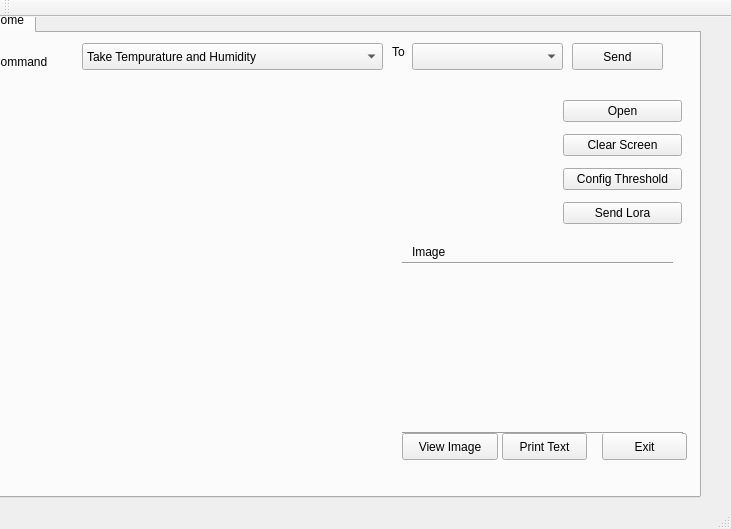
First picture: the form in Pi-OBUSoftware/Terminal1/mainwindow.ui, repository tuank60/gatewaytest, before the edit.
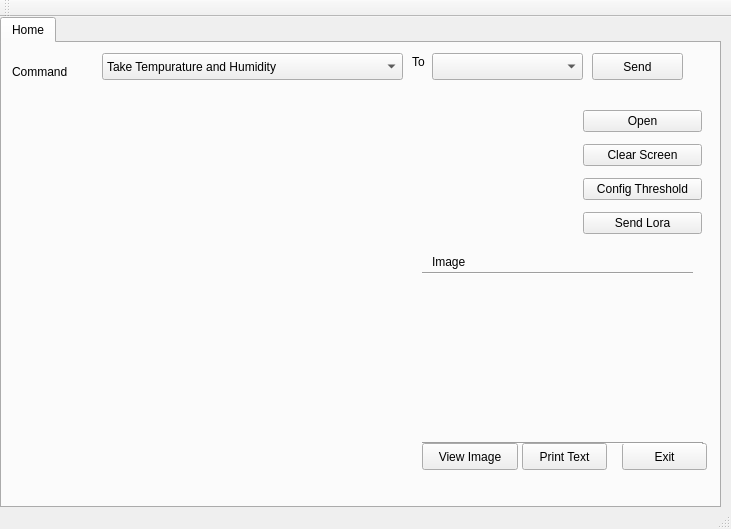
Second picture: the form after the edit.

```diff
--- a/Pi-OBUSoftware/Terminal1/mainwindow.ui
+++ b/Pi-OBUSoftware/Terminal1/mainwindow.ui
@@ -17,8 +17,8 @@
    <widget class="QTabWidget" name="tabWidget">
     <property name="geometry">
      <rect>
-      <x>-20</x>
-      <y>-10</y>
+      <x>0</x>
+      <y>0</y>
       <width>721</width>
       <height>491</height>
      </rect>
@@ -57,7 +57,7 @@
      <widget class="QLabel" name="lblImage">
       <property name="geometry">
        <rect>
-        <x>420</x>
+        <x>430</x>
         <y>240</y>
         <width>271</width>
         <height>161</height>
```
